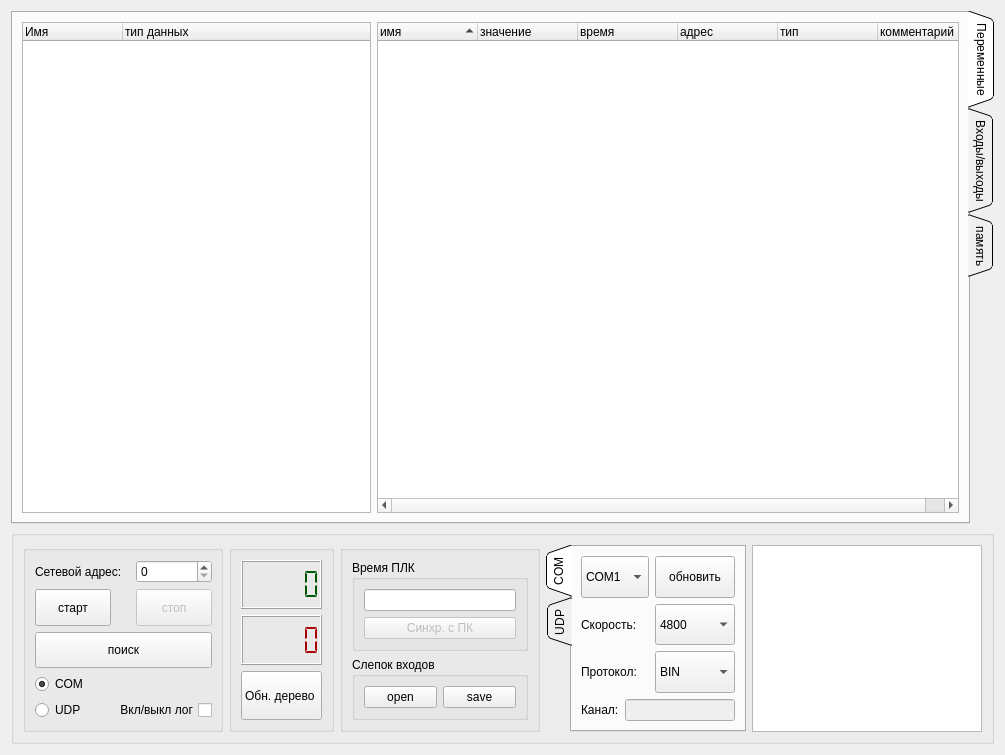
First picture: the form in Debugger/debuggerform.ui, repository atikbif/relkonIDE, before the edit.
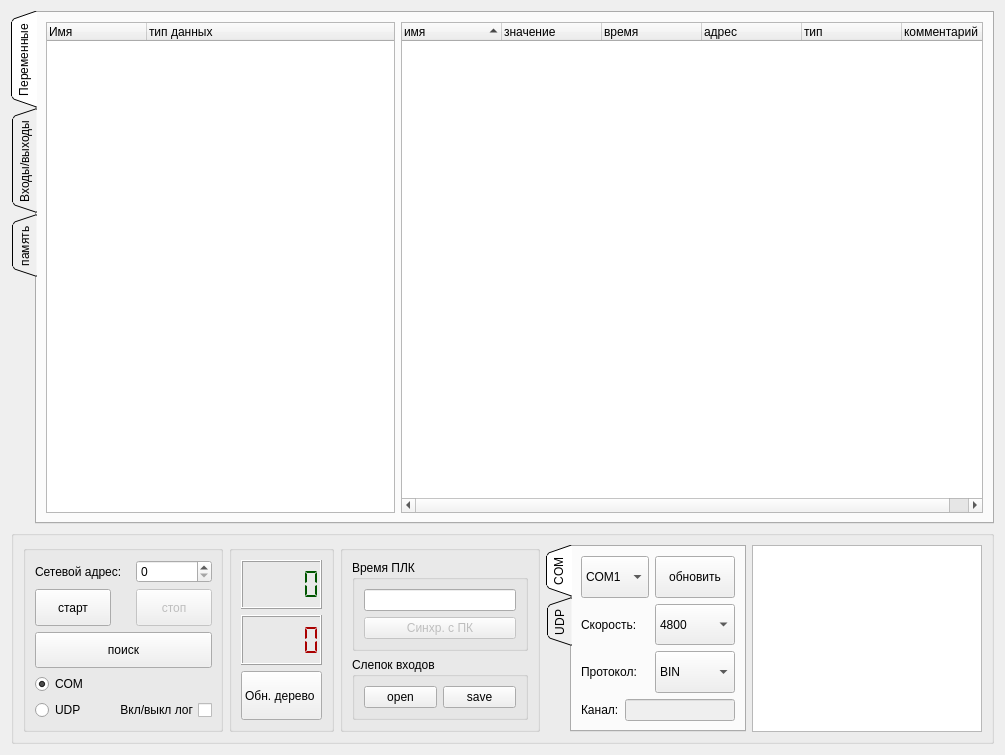
Second picture: the form after the edit.

Diff of the .ui file:
```diff
--- a/Debugger/debuggerform.ui
+++ b/Debugger/debuggerform.ui
@@ -32,7 +32,7 @@
       <enum>Qt::LeftToRight</enum>
      </property>
      <property name="tabPosition">
-      <enum>QTabWidget::East</enum>
+      <enum>QTabWidget::West</enum>
      </property>
      <property name="tabShape">
       <enum>QTabWidget::Triangular</enum>
```
